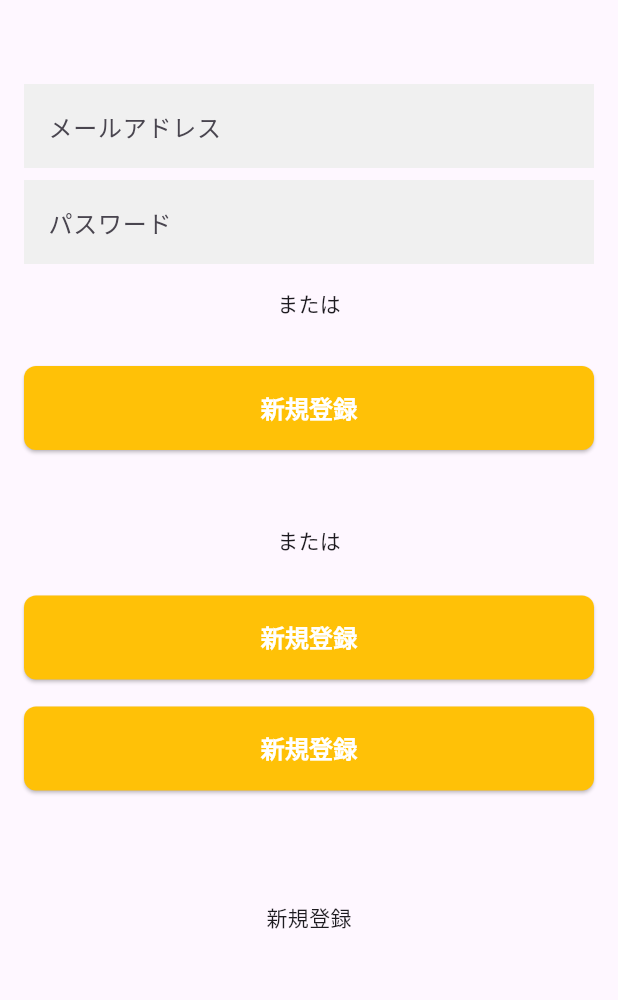
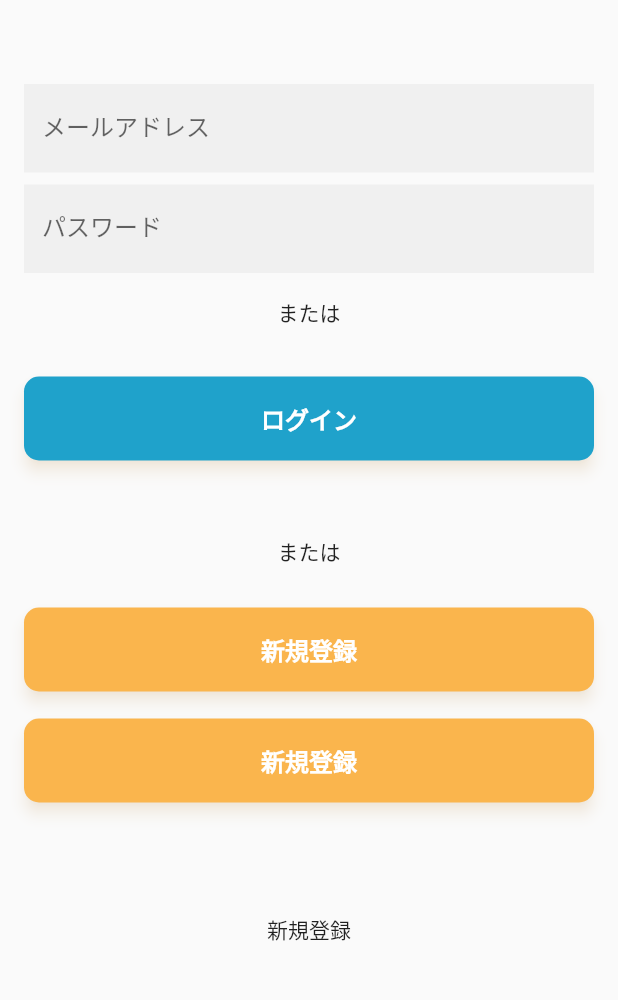
Before and after one commit to yuuya-1205/kurumo, a Flutter app: the screen it shows after launch, on a phone screen of 412 x 824 dp, the part 204-1204 px from its top. Run offline on Flutter 3.47's test engine with Material 3 defaults, Android fonts, the phone set to English and light mode, and no system bars; our stand-ins replace cloud_firestore, firebase_auth, firebase_core, flutter_hooks, freezed_annotation, go_router and 2 more; accounts and stored records are empty.

Commit message:
feat: 一度プッシュ

```diff
--- /dev/null
+++ b/lib/config/themes.dart
@@ -0,0 +1,116 @@
+import 'package:flutter/material.dart';
+
+class Themes {
+  static ThemeData get defaultTheme => ThemeData(
+        useMaterial3: false,
+        brightness: Brightness.light,
+        primarySwatch: primaryColor,
+        colorScheme: ThemeData.light().colorScheme.copyWith(
+              primary: primaryColor,
+              onPrimary: Colors.white,
+              secondary: accentColor,
+              onSecondary: Colors.white,
+              shadow: primaryColor.shade300.withOpacity(0.25),
+            ),
+        appBarTheme: AppBarTheme(
+          backgroundColor: ThemeData.light().scaffoldBackgroundColor,
+          elevation: 0,
+          titleTextStyle: TextStyle(
+            color: grayColor.shade900,
+            fontWeight: FontWeight.bold,
+            fontSize: 14,
+          ),
+          iconTheme: IconThemeData(color: grayColor[800], size: 20),
+        ),
+        floatingActionButtonTheme: const FloatingActionButtonThemeData(
+          foregroundColor: Colors.white,
+          backgroundColor: Themes.accentColor,
+          elevation: 10,
+        ),
+        elevatedButtonTheme: ElevatedButtonThemeData(
+          style: ElevatedButton.styleFrom(
+            padding: const EdgeInsets.symmetric(
+              vertical: 16,
+              horizontal: 24,
+            ),
+            backgroundColor: accentColor,
+            shape: RoundedRectangleBorder(
+              borderRadius: BorderRadius.circular(10),
+            ),
+            elevation: 4,
+            shadowColor: accentColor.shade300.withOpacity(0.25),
+          ),
+        ),
+        popupMenuTheme: PopupMenuThemeData(
+          elevation: 4,
+          shadowColor: accentColor.shade300.withOpacity(0.25),
+          textStyle: TextStyle(
+            color: grayColor.shade900,
+            fontWeight: FontWeight.bold,
+          ),
+        ),
+        cardTheme: CardTheme(
+          elevation: 20,
+          shadowColor: grayColor.shade300.withOpacity(0.25),
+          shape: RoundedRectangleBorder(
+            borderRadius: BorderRadius.circular(16),
+          ),
+        ),
+        tabBarTheme: TabBarTheme(
+          labelColor: primaryColor,
+          unselectedLabelColor: grayColor.shade600,
+          labelStyle: const TextStyle(
+            fontWeight: FontWeight.bold,
+          ),
+          unselectedLabelStyle: const TextStyle(
+            fontWeight: FontWeight.bold,
+          ),
+          indicator: const UnderlineTabIndicator(
+            borderSide: BorderSide(
+              color: primaryColor,
+              width: 2,
+            ),
+          ),
+        ),
+        dividerColor: Colors.transparent,
+        shadowColor: grayColor.shade700,
+      );
+
+  static const MaterialColor primaryColor =
+      MaterialColor(_primaryValue, <int, Color>{
+    50: Color(0xFFECF7FB),
+    100: Color(0xFFAAE2F4),
+    200: Color(0xFF77D2EF),
+    300: Color(0xFF44C2EA),
+    400: Color(0xFF22B7E7),
+    500: Color(_primaryValue),
+    600: Color(0xFF1D8FB9),
+    700: Color(0xFF1B7CA7),
+    800: Color(0xFF196994),
+    900: Color(0xFF16607F),
+  });
+  static const int _primaryValue = 0xFF1FA2CB;
+
+  static const MaterialColor accentColor =
+      MaterialColor(_accentColorValue, <int, Color>{
+    50: Color(0xFFF9F0E2),
+    100: Color(0xFFFFE5BE),
+    200: Color(0xFFFFD699),
+    300: Color(_accentColorValue),
+  });
+  static const int _accentColorValue = 0xFFFAB54D;
+
+  static const MaterialColor grayColor = MaterialColor(_grayValue, <int, Color>{
+    50: Color(0xFFF0F0F0),
+    100: Color(0xFFE6E8EB),
+    200: Color(0xFFD8DADD),
+    300: Color(0xFFCBCDCF),
+    400: Color(0xFFBCBEC0),
+    500: Color(_grayValue),
+    600: Color(0xFF98999B),
+    700: Color(0xFF7E7F7F),
+    800: Color(0xFF696A6A),
+    900: Color(0xFF4E4E4E),
+  });
+  static const int _grayValue = 0xFFAEAFB1;
+}
--- a/lib/feature/auth/widget/component/primary_button.dart
+++ b/lib/feature/auth/widget/component/primary_button.dart
@@ -1,14 +1,15 @@
 import 'package:flutter/material.dart';
 
 class PrimaryButton extends StatelessWidget {
-  const PrimaryButton({
-    super.key,
-    required this.label,
-    required this.onPressed,
-  });
+  const PrimaryButton(
+      {super.key,
+      required this.label,
+      required this.onPressed,
+      this.backgroundColor});
 
   final String label;
   final VoidCallback? onPressed;
+  final Color? backgroundColor;
 
   @override
   Widget build(BuildContext context) {
@@ -17,8 +18,7 @@ class PrimaryButton extends StatelessWidget {
       width: double.infinity,
       child: ElevatedButton(
         style: ElevatedButton.styleFrom(
-          backgroundColor: Colors.amber,
-          shape: RoundedRectangleBorder(borderRadius: BorderRadius.circular(8)),
+          backgroundColor: backgroundColor,
         ),
         onPressed: onPressed,
         child: Text(
--- a/lib/feature/auth/widget/login_page.dart
+++ b/lib/feature/auth/widget/login_page.dart
@@ -1,5 +1,6 @@
 import 'package:flutter/material.dart';
 import 'package:go_router/go_router.dart';
+import 'package:kurumo/config/themes.dart';
 import 'package:kurumo/feature/auth/widget/component/input_form.dart';
 import 'package:kurumo/feature/auth/widget/component/primary_button.dart';
 
@@ -45,8 +46,9 @@ class LoginPage extends StatelessWidget {
                   height: 32,
                 ),
                 PrimaryButton(
+                  backgroundColor: Themes.primaryColor,
                   onPressed: () {},
-                  label: '新規登録',
+                  label: 'ログイン',
                 ),
                 const SizedBox(
                   height: 50,
--- a/lib/main.dart
+++ b/lib/main.dart
@@ -2,6 +2,7 @@ import 'package:firebase_core/firebase_core.dart';
 import 'package:flutter/material.dart';
 import 'package:hooks_riverpod/hooks_riverpod.dart';
 import 'package:kurumo/config/router_provider.dart';
+import 'package:kurumo/config/themes.dart';
 import 'package:kurumo/firebase_options.dart';
 
 void main() async {
@@ -20,7 +21,7 @@ class MyApp extends ConsumerWidget {
   Widget build(BuildContext context, WidgetRef ref) {
     return MaterialApp.router(
       routerConfig: ref.watch(goRouterProvider),
-      theme: ThemeData(),
+      theme: Themes.defaultTheme,
     );
   }
 }
```
Also changed, not shown: lib/feature/auth/models/user.dart (added, +18 -0 lines), lib/feature/auth/widget/component/obscure_text.dart (+7 -1 lines), lib/feature/auth/widget/user_register_page.dart (+18 -1 lines), lib/feature/auth/widget/vender_register_page.dart (+23 -1 lines), lib/feature/auth/models/user.freezed.dart (added), lib/feature/auth/models/user.g.dart (added).
